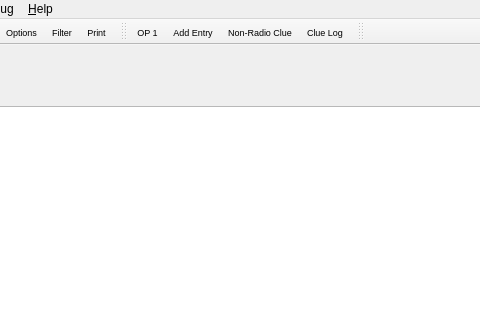
Old version of the form app/ui/radiolog.ui in the repository polyglot-jones/radiolog; both pictures show x 172 to 652 and y 0 to 320 of the 1278 by 770 pixel window.
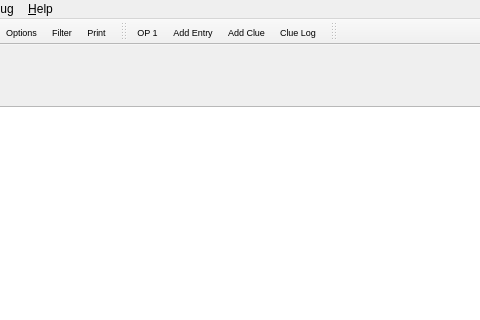
New version of the form. Icons and pictures are not drawn.

```diff
--- a/app/ui/radiolog.ui
+++ b/app/ui/radiolog.ui
@@ -746,7 +746,7 @@
   </action>
   <action name="action_non_radio_clue">
    <property name="text">
-    <string>Non-Radio &amp;Clue</string>
+    <string>Add &amp;Clue</string>
    </property>
   </action>
   <action name="action_clue_log">
```
Left out of the diff: 23 changed lines with no effect on the pictures.
